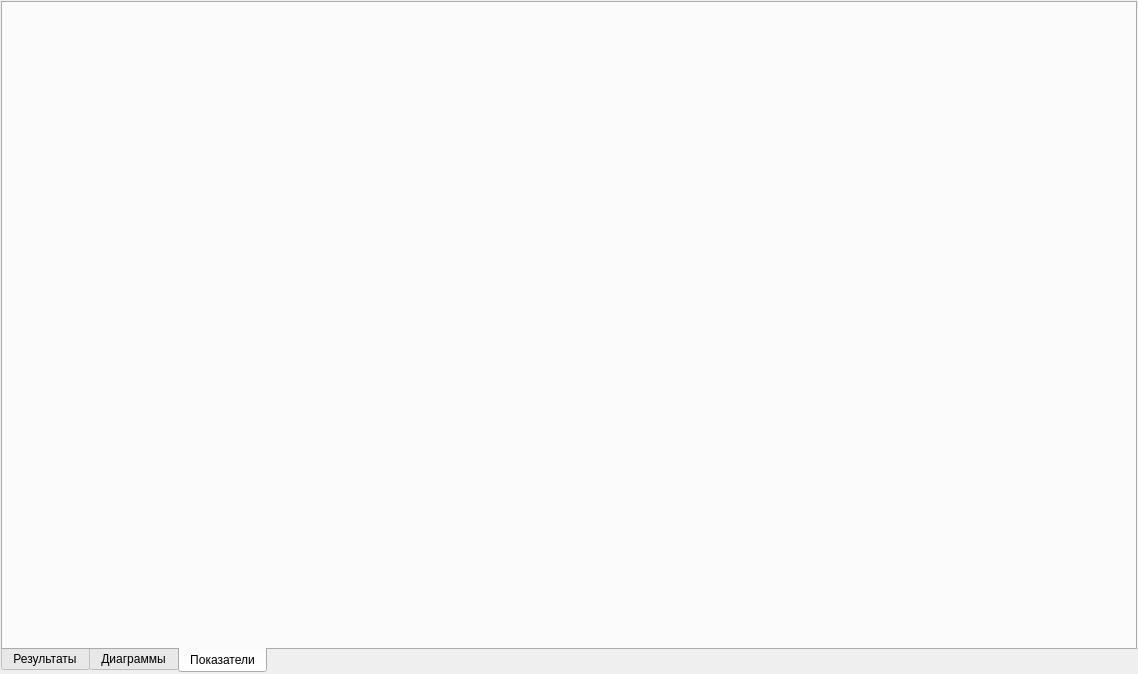
Old version of the form metodics/dynamic_tests/triangle/trianglevisualize.ui in the repository grigp/a-analyser.
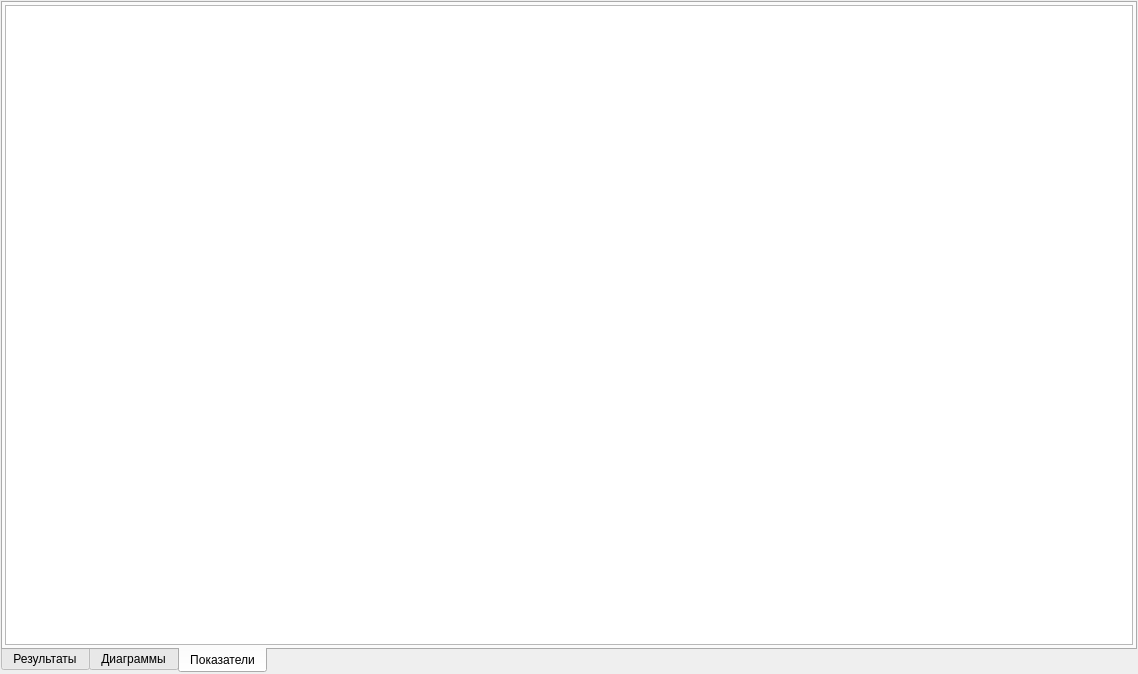
New version of the form. The open tabs and pages were chosen to show the change. Icons and pictures are not drawn. Custom widgets are drawn as their Qt base class.

The edit to the form file:
```diff
--- a/metodics/dynamic_tests/triangle/trianglevisualize.ui
+++ b/metodics/dynamic_tests/triangle/trianglevisualize.ui
@@ -502,6 +502,26 @@
       <attribute name="title">
        <string>Показатели</string>
       </attribute>
+      <layout class="QVBoxLayout" name="verticalLayout_5">
+       <property name="spacing">
+        <number>3</number>
+       </property>
+       <property name="leftMargin">
+        <number>2</number>
+       </property>
+       <property name="topMargin">
+        <number>2</number>
+       </property>
+       <property name="rightMargin">
+        <number>2</number>
+       </property>
+       <property name="bottomMargin">
+        <number>2</number>
+       </property>
+       <item>
+        <widget class="QTreeView" name="tvFactors"/>
+       </item>
+      </layout>
      </widget>
     </widget>
    </item>
```
Left out of the diff: 2 changed lines with no effect on the pictures.
